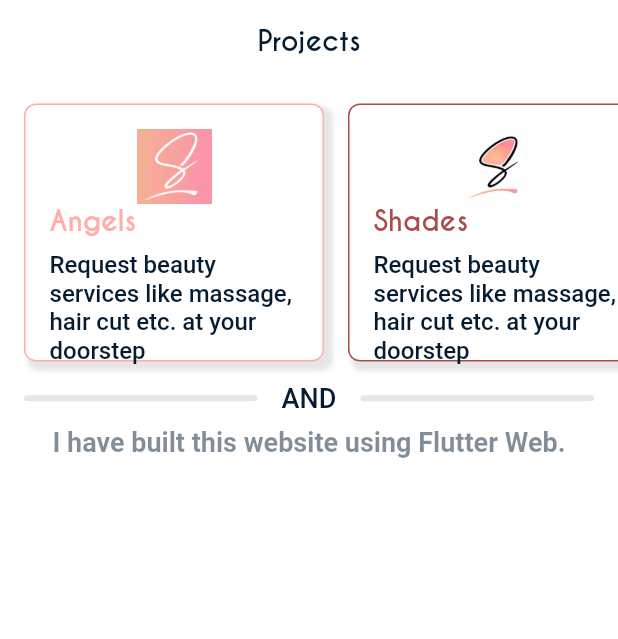
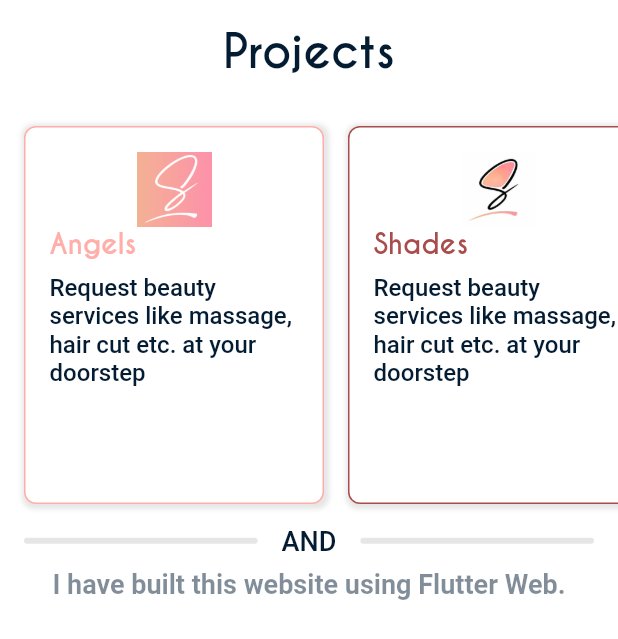
Before and after one commit to ahmadbilal55/ahmad_bilal, a Flutter app: the ProjectsView widget shown alone on an empty page, opened directly, on a phone screen of 412 x 824 dp. Shown: the top 639 px of the screen. Run offline on Flutter 3.47's test engine with Material 2 defaults, Android fonts, the phone set to English and light mode, and no system bars; our stand-ins replace animated_text_kit, auto_size_text, carousel_slider, flutter_rating_stars, lottie, responsive_builder and 3 more.

Commit message:
Configured about and projects view for mobile

```diff
--- a/lib/ui/views/about/about_view.dart
+++ b/lib/ui/views/about/about_view.dart
@@ -12,17 +12,17 @@ class AboutView extends StatelessWidget {
   @override
   Widget build(BuildContext context) {
     return ScreenTypeLayout(
-      mobile: const SizedBox(),
-      tablet: buildDesktopLayout(context),
-      desktop: buildDesktopLayout(context),
+      mobile: buildLayout(context),
+      tablet: buildLayout(context),
+      desktop: buildLayout(context),
     );
   }
 
-  Widget buildDesktopLayout(BuildContext context) {
+  Widget buildLayout(BuildContext context) {
     final screenHeight = MediaQuery.of(context).size.height;
     return Container(
       constraints: BoxConstraints(
-        minHeight: screenHeight - 55,
+        minHeight: screenHeight,
       ),
       color: MyThemeData.secondaryBackground,
       child: ClipRRect(
@@ -38,7 +38,7 @@ class AboutView extends StatelessWidget {
                 painter: CirclePainter(
                   offset: const Offset(0, 600),
                   radius: screenHeight * 0.3,
-                  color: MyThemeData.primaryColor,
+                  color: MyThemeData.primaryColor.withOpacity(0.5),
                 ),
               ),
             ),
--- a/lib/ui/views/projects/projects_view.dart
+++ b/lib/ui/views/projects/projects_view.dart
@@ -18,12 +18,10 @@ class ProjectsView extends StatelessWidget {
         mobile: buildLayout(
           model,
           context,
-          isDesktop: true,
         ),
         tablet: buildLayout(
           model,
           context,
-          isDesktop: true,
         ),
         desktop: buildLayout(
           model,
@@ -40,14 +38,19 @@ class ProjectsView extends StatelessWidget {
     final screenHeight = MediaQuery.of(context).size.height;
     return Container(
       color: MyThemeData.white,
-      constraints:BoxConstraints(minHeight:  screenHeight),
+      constraints: BoxConstraints(
+        minHeight: screenHeight - screenHeight * 0.28,
+      ),
       child: Column(
         children: [
           title(),
-          projectsList(
+          Align(
+            alignment: Alignment.center,
+            child: projectsList(
               context,
               model,
               isDesktop: isDesktop,
+            ),
           ),
           andWidget(),
           thisProjectText(context)
@@ -66,8 +69,8 @@ class ProjectsView extends StatelessWidget {
 
   Widget projectsList(BuildContext context, ProjectsViewModel model,
       {bool isDesktop = false}) {
-    final height = getValueForScreenType(
-        context: context, mobile: 200, desktop: 340, tablet: 300);
+    final height = getValueForScreenType<double>(
+        context: context, mobile: 280, desktop: 340, tablet: 300);
     return Scrollbar(
       controller: model.scrollController,
       thickness: isDesktop ? 10 : 0,
@@ -75,7 +78,7 @@ class ProjectsView extends StatelessWidget {
       radius: Radius.zero,
       child: Center(
         child: SizedBox(
-          height: height.toDouble(),
+          height: height,
           child: ListView.builder(
             controller: model.scrollController,
             scrollDirection: Axis.horizontal,
@@ -85,6 +88,7 @@ class ProjectsView extends StatelessWidget {
               model,
               projects[index],
               onTap: model.onTapProject,
+              isDesktop: isDesktop,
               elevated: model.elevateIndex == index,
               index: index,
             ),
@@ -138,11 +142,37 @@ class ProjectsView extends StatelessWidget {
     Function(ProjectModel)? onTap,
     bool elevated = false,
     int index = 0,
+    bool isDesktop = false,
   }) {
-    final cardSize = getValueForScreenType(
-        context: context, mobile: 200, desktop: 350, tablet: 250);
-    final imageSize = getValueForScreenType(
-        context: context, mobile: 50, desktop: 150, tablet:100 );
+    final cardSize = getValueForScreenType<double>(
+      context: context,
+      mobile: 200,
+      desktop: 350,
+      tablet: 250,
+    );
+    final imageSize = getValueForScreenType<double>(
+      context: context,
+      mobile: 50,
+      desktop: 150,
+      tablet: 100,
+    );
+    final blurRadius = getValueForScreenType<double>(
+      context: context,
+      mobile: 4,
+      desktop: 8,
+      tablet: 12,
+    );
+    final blurSpread = getValueForScreenType<double>(
+      context: context,
+      mobile: 2,
+      desktop: 4,
+      tablet: 6,
+    );
+    final shadowOffset = getValueForScreenType<Offset>(
+        context: context,
+        mobile: const Offset(1, 1),
+        desktop: const Offset(2, 2),
+        tablet: const Offset(4, 4));
 
     return MouseRegion(
       onExit: (e) => model.mouseEnter(null),
@@ -159,7 +189,7 @@ class ProjectsView extends StatelessWidget {
             14,
           ),
           duration: const Duration(milliseconds: 100),
-          width: cardSize.toDouble(),
+          width: cardSize,
           padding: const EdgeInsets.all(16),
           decoration: BoxDecoration(
             color: MyThemeData.white,
@@ -167,12 +197,13 @@ class ProjectsView extends StatelessWidget {
             borderRadius: BorderRadius.circular(8),
             boxShadow: [
               BoxShadow(
-                color: elevated
+                color: elevated && isDesktop
                     ? project.projectPrimaryColor.withOpacity(0.2)
                     : MyThemeData.shadowColor,
-                blurRadius: elevated ? 4 : 2,
-                spreadRadius: elevated ? 12 : 2,
-                offset: elevated ? const Offset(0, 0) : const Offset(4, 4),
+                blurRadius: elevated ? blurRadius : 2,
+                spreadRadius: elevated ? blurSpread : 2,
+                offset:
+                    isDesktop & elevated ? const Offset(0, 0) : shadowOffset,
               ),
             ],
           ),
@@ -185,13 +216,15 @@ class ProjectsView extends StatelessWidget {
                   tag: "${project.title}:${project.logoPath}",
                   child: Image.asset(
                     project.logoPath,
-                    height: imageSize.toDouble(),
-                    width: imageSize.toDouble(),
+                    height: imageSize,
+                    width: imageSize,
                   ),
                 ),
               ),
               Hero(
                 tag: project.title,
+                child: ConstrainedBox(
+                  constraints: const BoxConstraints(minWidth: 90),
                   child: Text(
                     project.title,
                     style: TextStyle(
@@ -199,6 +232,7 @@ class ProjectsView extends StatelessWidget {
                       color: project.projectPrimaryColor,
                       fontSize: 18,
                       fontWeight: FontWeight.bold,
+                    ),
                   ),
                 ),
               ),
--- a/lib/ui/widgets/dumb_widgets/screen_title.dart
+++ b/lib/ui/widgets/dumb_widgets/screen_title.dart
@@ -9,7 +9,7 @@ class ScreenTitle extends StatelessWidget {
   final EdgeInsets margin;
   @override
   Widget build(BuildContext context) {
-    final fontSize = getValueForScreenType<double>(context: context, mobile: 18,desktop: 36,tablet: 24);
+    final fontSize = getValueForScreenType<double>(context: context, mobile: 30,desktop: 36,tablet: 30);
     return  Padding(
       padding: margin,
       child: Text(
```
Lines whose indentation alone changed are shown as unchanged.
